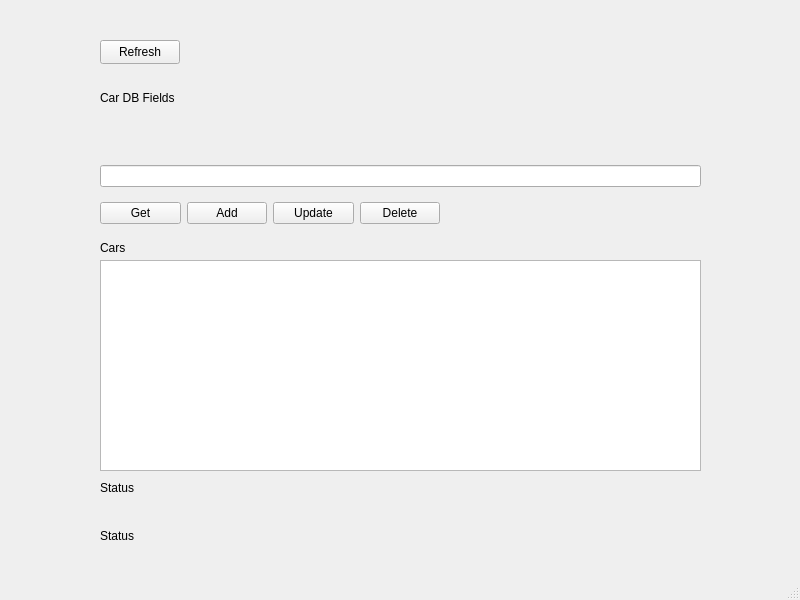
Above: QT/rastitehtavaCarGUI/mainwindow.ui from KaiSuomi-hub/soloProject2023 before the change. Below: the same form after it.
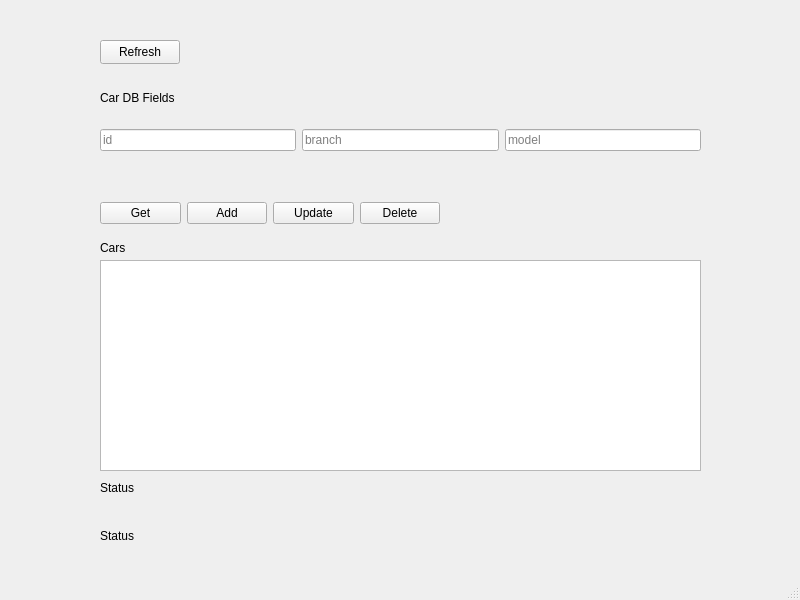
That is the form after the change.

```diff
--- a/QT/rastitehtavaCarGUI/mainwindow.ui
+++ b/QT/rastitehtavaCarGUI/mainwindow.ui
@@ -70,14 +70,44 @@
     <property name="geometry">
      <rect>
       <x>100</x>
-      <y>140</y>
+      <y>120</y>
       <width>601</width>
-      <height>72</height>
+      <height>41</height>
      </rect>
     </property>
     <layout class="QHBoxLayout" name="horizontalLayout">
      <item>
-      <widget class="QLineEdit" name="id_car"/>
+      <widget class="QLineEdit" name="id_car">
+       <property name="toolTip">
+        <string>id_car</string>
+       </property>
+       <property name="placeholderText">
+        <string>id</string>
+       </property>
+      </widget>
+     </item>
+     <item>
+      <widget class="QLineEdit" name="branch">
+       <property name="toolTip">
+        <string>branch</string>
+       </property>
+       <property name="placeholderText">
+        <string>branch</string>
+       </property>
+      </widget>
+     </item>
+     <item>
+      <widget class="QLineEdit" name="model">
+       <property name="toolTip">
+        <string>model</string>
+       </property>
+       <property name="accessibleName">
+        <string notr="true"/>
+       </property>
+       <property name="placeholderText">
+        <string>model</string>
+       </property>
+      </widget>
      </item>
     </layout>
    </widget>
```
